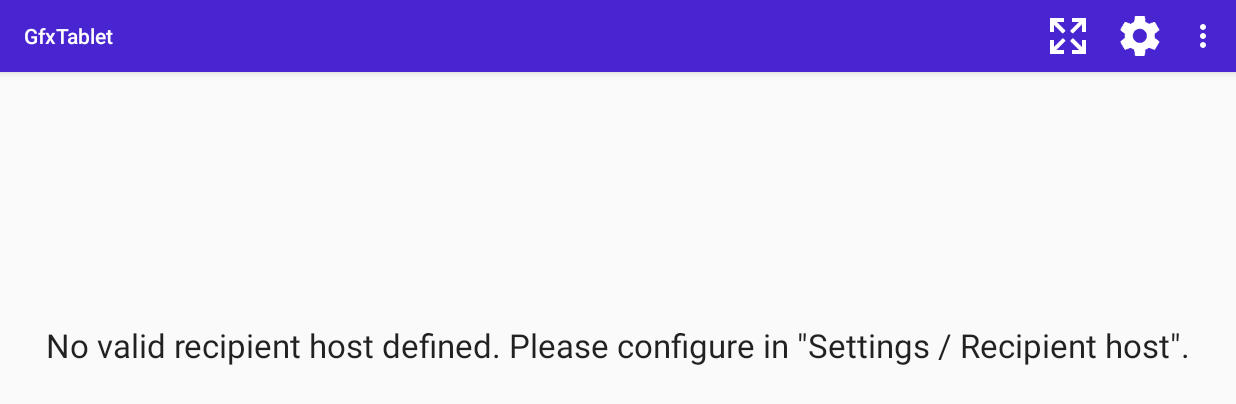
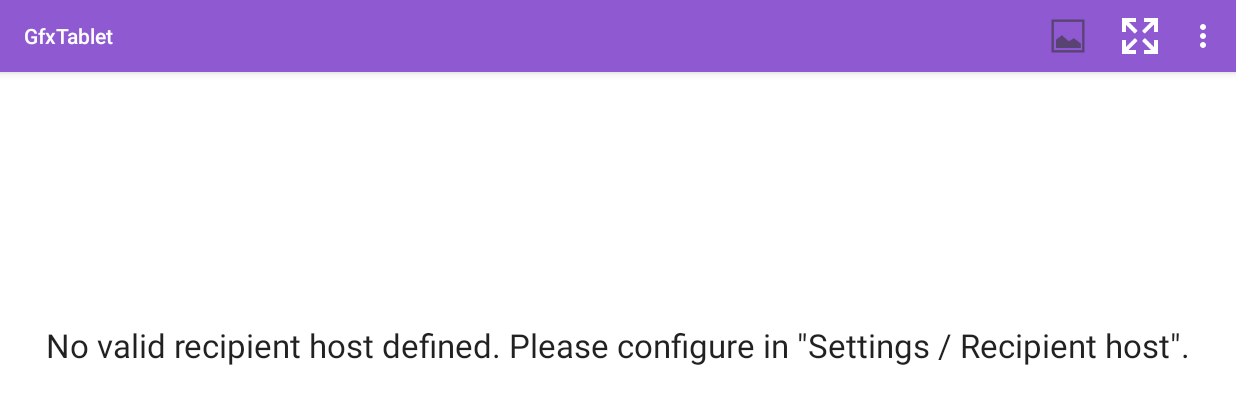
Before and after one commit to rfc2822/GfxTablet, an Android app: the screen it shows after launch (CanvasActivity), on a phone screen of 824 x 412 dp (held sideways). Shown: the top 404 px of the screen. Run offline under Robolectric (Android 15) with nearby library versions, the phone set to English and light mode, and no system bars.

Commit message:
First version of template image support

```diff
--- a/app-android/app/src/main/AndroidManifest.xml
+++ b/app-android/app/src/main/AndroidManifest.xml
@@ -9,6 +9,8 @@
         android:targetSdkVersion="22" />
 
     <uses-permission android:name="android.permission.INTERNET" />
+    <uses-permission android:name="android.permission.READ_EXTERNAL_STORAGE" />
+
     <uses-configuration android:reqTouchScreen="stylus"/>
     <uses-configuration android:reqTouchScreen="finger"/>
 
--- a/app-android/app/src/main/java/at/bitfire/gfxtablet/CanvasActivity.java
+++ b/app-android/app/src/main/java/at/bitfire/gfxtablet/CanvasActivity.java
@@ -1,15 +1,18 @@
 package at.bitfire.gfxtablet;
 
-import android.app.Activity;
 import android.content.Intent;
 import android.content.SharedPreferences;
+import android.database.Cursor;
+import android.graphics.drawable.BitmapDrawable;
+import android.graphics.drawable.Drawable;
 import android.net.Uri;
 import android.os.AsyncTask;
 import android.os.Build;
 import android.os.Bundle;
 import android.preference.PreferenceManager;
+import android.provider.MediaStore;
 import android.support.v7.app.ActionBarActivity;
-import android.util.Log;
+import android.support.v7.widget.PopupMenu;
 import android.view.Menu;
 import android.view.MenuItem;
 import android.view.View;
@@ -17,15 +20,20 @@
 import android.widget.Toast;
 
 public class CanvasActivity extends ActionBarActivity implements View.OnSystemUiVisibilityChangeListener {
+    private static int RESULT_LOAD_IMAGE = 1;
+
     NetworkClient netClient;
     CanvasView canvas;
 
+    SharedPreferences preferences;
     boolean fullScreen = false;
 
 
     @Override
     protected void onCreate(Bundle savedInstanceState) {
         super.onCreate(savedInstanceState);
+
+        preferences = PreferenceManager.getDefaultSharedPreferences(this);
 
         netClient = new NetworkClient(PreferenceManager.getDefaultSharedPreferences(this));
         new Thread(netClient).start();
@@ -44,11 +52,12 @@
     protected void onResume() {
         super.onResume();
 
-        SharedPreferences prefs = PreferenceManager.getDefaultSharedPreferences(this);
-        if (prefs.getBoolean(SettingsActivity.KEY_KEEP_DISPLAY_ACTIVE, true))
+        if (preferences.getBoolean(SettingsActivity.KEY_KEEP_DISPLAY_ACTIVE, true))
             getWindow().addFlags(WindowManager.LayoutParams.FLAG_KEEP_SCREEN_ON);
         else
             getWindow().clearFlags(WindowManager.LayoutParams.FLAG_KEEP_SCREEN_ON);
+
+        showTemplateImage();
     }
 
     @Override
@@ -107,6 +116,63 @@
     }
 
 
+    private String getTemplateImagePath() {
+        return preferences.getString(SettingsActivity.KEY_TEMPLATE_IMAGE, null);
+    }
+
+    public void setTemplateImage(MenuItem item) {
+        if (getTemplateImagePath() == null)
+            selectTemplateImage(item);
+        else {
+            // template image already set, show popup
+            PopupMenu popup = new PopupMenu(this, findViewById(R.id.menu_set_template_image));
+            popup.getMenuInflater().inflate(R.menu.set_template_image, popup.getMenu());
+            popup.show();
+        }
+    }
+
+    public void selectTemplateImage(MenuItem item) {
+        Intent i = new Intent(Intent.ACTION_PICK, android.provider.MediaStore.Images.Media.EXTERNAL_CONTENT_URI);
+        startActivityForResult(i, RESULT_LOAD_IMAGE);
+    }
+
+    public void clearTemplateImage(MenuItem item) {
+        preferences.edit().remove(SettingsActivity.KEY_TEMPLATE_IMAGE).commit();
+        showTemplateImage();
+    }
+
+    @Override
+    protected void onActivityResult(int requestCode, int resultCode, Intent data) {
+        if (requestCode == RESULT_LOAD_IMAGE && resultCode == RESULT_OK && data != null) {
+            Uri selectedImage = data.getData();
+            String[] filePathColumn = { MediaStore.Images.Media.DATA };
+
+            Cursor cursor = getContentResolver().query(selectedImage, filePathColumn, null, null, null);
+            try {
+                cursor.moveToFirst();
+
+                int columnIndex = cursor.getColumnIndex(filePathColumn[0]);
+                String picturePath = cursor.getString(columnIndex);
+
+                preferences.edit().putString(SettingsActivity.KEY_TEMPLATE_IMAGE, picturePath).commit();
+                showTemplateImage();
+            } finally {
+                cursor.close();
+            }
+        } else
+            super.onActivityResult(requestCode, resultCode, data);
+    }
+
+    public void showTemplateImage() {
+        String picturePath = preferences.getString(SettingsActivity.KEY_TEMPLATE_IMAGE, null);
+        if (picturePath != null) {
+            Drawable drawable = BitmapDrawable.createFromPath(picturePath);
+            getWindow().setBackgroundDrawable(drawable);
+        } else
+            getWindow().setBackgroundDrawableResource(android.R.drawable.screen_background_light);
+    }
+
+
     private class ConfigureNetworkingTask extends AsyncTask<Void, Void, Boolean> {
         @Override
         protected Boolean doInBackground(Void... params) {
--- a/app-android/app/src/main/java/at/bitfire/gfxtablet/SettingsActivity.java
+++ b/app-android/app/src/main/java/at/bitfire/gfxtablet/SettingsActivity.java
@@ -9,7 +9,8 @@
 		KEY_PREF_HOST = "host_preference",
 		KEY_PREF_STYLUS_ONLY = "stylus_only_preference",
         KEY_DARK_CANVAS = "dark_canvas_preference",
-        KEY_KEEP_DISPLAY_ACTIVE = "keep_display_active_preference";
+        KEY_KEEP_DISPLAY_ACTIVE = "keep_display_active_preference",
+        KEY_TEMPLATE_IMAGE = "key_template_image";
 
     @Override
     protected void onCreate(Bundle savedInstanceState) {
--- a/app-android/app/src/main/res/menu/activity_canvas.xml
+++ b/app-android/app/src/main/res/menu/activity_canvas.xml
@@ -1,5 +1,13 @@
-<menu xmlns:android="http://schemas.android.com/apk/res/android"
+<menu xmlns:tools="http://schemas.android.com/tools"
+      xmlns:android="http://schemas.android.com/apk/res/android"
       xmlns:app="http://schemas.android.com/apk/res-auto">
+
+    <item
+        android:id="@+id/menu_set_template_image"
+        android:icon="@drawable/ic_action_picture"
+        android:onClick="setTemplateImage"
+        app:showAsAction="always"
+        android:title="Set template image"/>
 
     <item
         android:id="@+id/menu_fullscreen"
@@ -11,7 +19,7 @@
     <item
         android:icon="@drawable/ic_settings_white_48dp"
         android:onClick="showSettings"
-        app:showAsAction="ifRoom"
+        app:showAsAction="never"
         android:title="@string/menu_settings"/>
 
     <item
--- /dev/null
+++ b/app-android/app/src/main/res/menu/set_template_image.xml
@@ -0,0 +1,14 @@
+<?xml version="1.0" encoding="utf-8"?>
+<menu xmlns:android="http://schemas.android.com/apk/res/android">
+
+    <item
+        android:id="@+id/menu_clear_template_image"
+        android:onClick="clearTemplateImage"
+        android:title="Clear template image"/>
+
+    <item
+        android:id="@+id/menu_select_template_image"
+        android:onClick="selectTemplateImage"
+        android:title="Select another image"/>
+
+</menu>
--- a/app-android/app/src/main/res/values/styles.xml
+++ b/app-android/app/src/main/res/values/styles.xml
@@ -1,8 +1,8 @@
 <resources>
 
     <style name="BaseTheme" parent="Base.Theme.AppCompat.Light.DarkActionBar">
-        <item name="colorPrimary">#4825d0</item>
-        <item name="colorPrimaryDark">#755a8e</item>
+        <item name="colorPrimary">#8f5ad1</item>
+        <item name="colorPrimaryDark">#5100b5</item>
         <item name="colorAccent">#f32eac</item>
     </style>
 
```
Also changed, not shown: app-android/app/src/main/res/drawable-mdpi/ic_action_picture.png (added), app-android/app/src/main/res/drawable-xhdpi/ic_action_picture.png (added), app-android/app/src/main/res/drawable-xxhdpi/ic_action_picture.png (added). Lines whose indentation alone changed are shown as unchanged.
